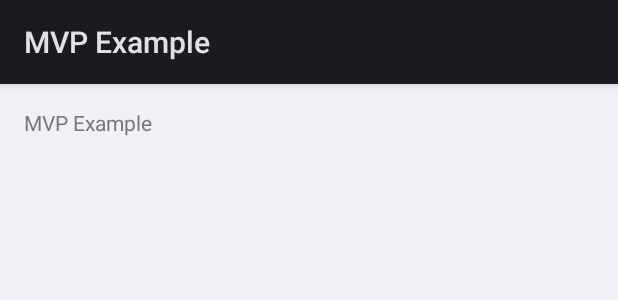
After one commit to markusFrost/android-mvp-login, an Android app: the layout activity_second.xml on its own in the app's theme, with its tools: preview values and no code run, on a phone screen of 412 x 824 dp. The commit adds this screen. Shown: the top 300 px of the screen. Run offline under Robolectric (Android 15) with nearby library versions, the phone set to English and light mode, and no system bars.

Commit message:
create bad realisation

```diff
--- a/AndroidMvpLogin/app/build.gradle
+++ b/AndroidMvpLogin/app/build.gradle
@@ -24,4 +24,5 @@ dependencies {
     testCompile 'junit:junit:4.12'
     compile 'com.android.support:appcompat-v7:23.1.1'
     compile 'com.android.support:design:23.1.1'
+    compile 'com.jakewharton:butterknife:7.0.1'
 }
--- a/AndroidMvpLogin/app/src/main/AndroidManifest.xml
+++ b/AndroidMvpLogin/app/src/main/AndroidManifest.xml
@@ -18,6 +18,8 @@
                 <category android:name="android.intent.category.LAUNCHER" />
             </intent-filter>
         </activity>
+        <activity android:name=".SecondActivity" >
+        </activity>
     </application>
 
 </manifest>
--- /dev/null
+++ b/AndroidMvpLogin/app/src/main/res/layout/activity_second.xml
@@ -0,0 +1,15 @@
+<?xml version="1.0" encoding="utf-8"?>
+<RelativeLayout xmlns:android="http://schemas.android.com/apk/res/android"
+    xmlns:tools="http://schemas.android.com/tools" android:layout_width="match_parent"
+    android:layout_height="match_parent" android:paddingLeft="@dimen/activity_horizontal_margin"
+    android:paddingRight="@dimen/activity_horizontal_margin"
+    android:paddingTop="@dimen/activity_vertical_margin"
+    android:paddingBottom="@dimen/activity_vertical_margin"
+    tools:context="mvp.android.testfor.com.androidmvplogin.SecondActivity">
+
+    <TextView
+        android:text="@string/app_name"
+        android:layout_width="wrap_content"
+        android:layout_height="wrap_content" />
+
+</RelativeLayout>
```
Also changed, not shown: AndroidMvpLogin/app/src/main/java/mvp/android/testfor/com/androidmvplogin/LoginActivity.java (+66 -0 lines), AndroidMvpLogin/app/src/main/java/mvp/android/testfor/com/androidmvplogin/SecondActivity.java (added, +13 -0 lines), AndroidMvpLogin/app/src/main/res/layout/activity_login.xml (+4 -4 lines), 1 other file.
